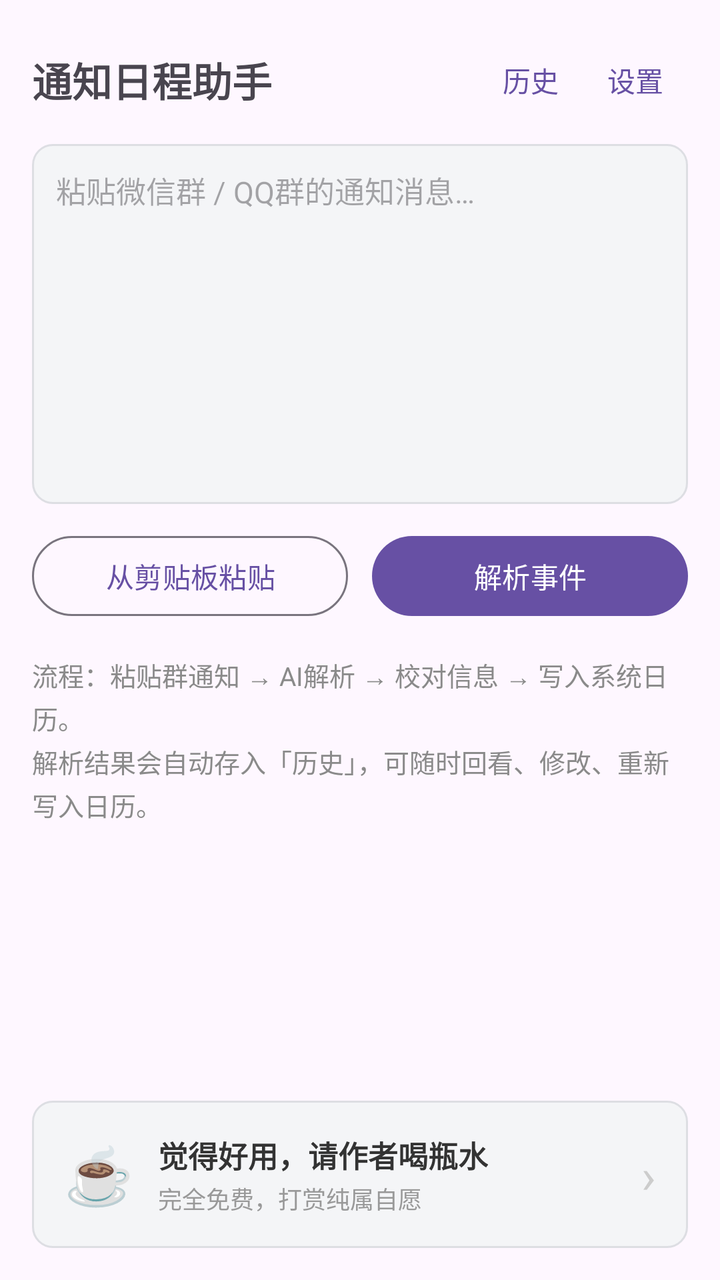
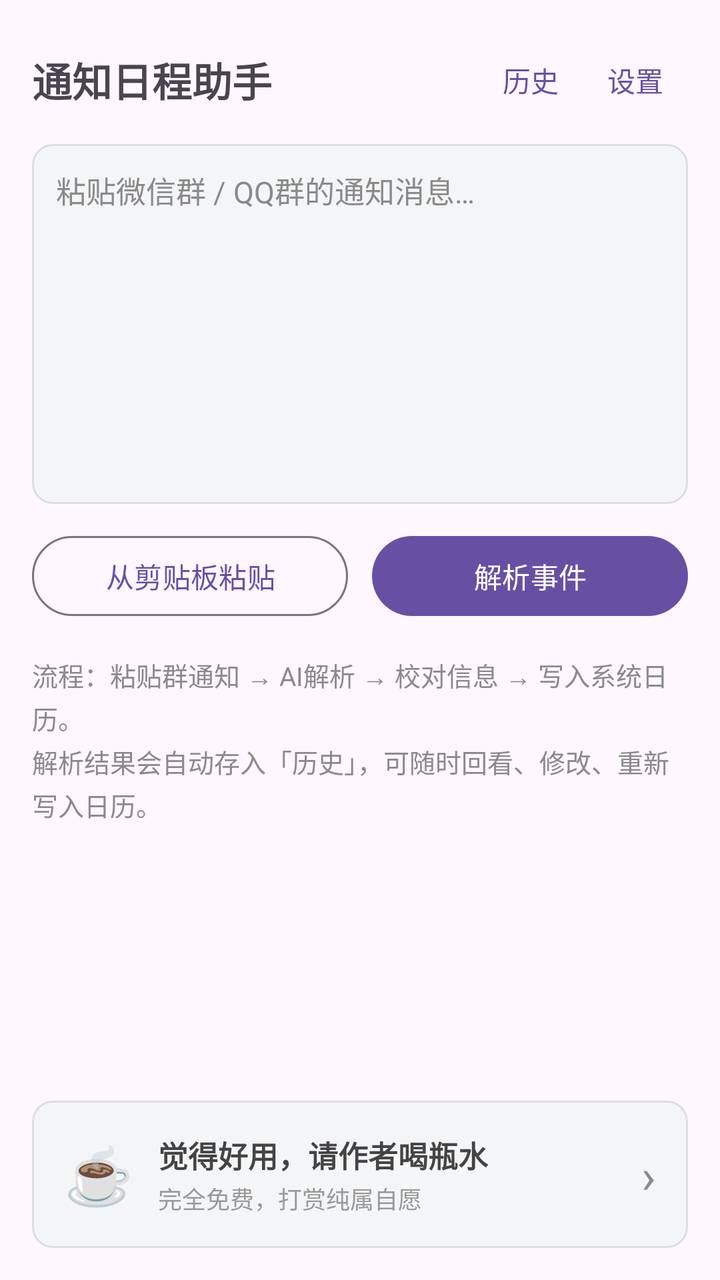

Before-and-after screenshots of an Android layout around one commit, followed by the original layout XML and the change that was made.
<!-- AndroidManifest.xml: application theme Theme.NoticeCal -->
<!-- res/layout/activity_main.xml -->
<?xml version="1.0" encoding="utf-8"?>
<LinearLayout xmlns:android="http://schemas.android.com/apk/res/android"
    android:layout_width="match_parent"
    android:layout_height="match_parent"
    android:orientation="vertical"
    android:padding="16dp">

    <LinearLayout
        android:layout_width="match_parent"
        android:layout_height="wrap_content"
        android:gravity="center_vertical"
        android:orientation="horizontal">

        <TextView
            android:layout_width="0dp"
            android:layout_height="wrap_content"
            android:layout_weight="1"
            android:text="@string/app_name"
            android:textSize="20sp"
            android:textStyle="bold" />

        <Button
            android:id="@+id/btn_history"
            style="@style/Widget.Material3.Button.TextButton"
            android:layout_width="wrap_content"
            android:layout_height="wrap_content"
            android:minWidth="0dp"
            android:text="历史" />

        <Button
            android:id="@+id/btn_settings"
            style="@style/Widget.Material3.Button.TextButton"
            android:layout_width="wrap_content"
            android:layout_height="wrap_content"
            android:minWidth="0dp"
            android:text="设置" />
    </LinearLayout>

    <EditText
        android:id="@+id/input"
        android:layout_width="match_parent"
        android:layout_height="180dp"
        android:layout_marginTop="8dp"
        android:background="@drawable/bg_input"
        android:gravity="top|start"
        android:hint="粘贴微信群 / QQ群的通知消息…"
        android:inputType="textMultiLine"
        android:padding="12dp"
        android:textSize="15sp" />

    <LinearLayout
        android:layout_width="match_parent"
        android:layout_height="wrap_content"
        android:layout_marginTop="12dp"
        android:orientation="horizontal">

        <Button
            android:id="@+id/btn_paste"
            style="@style/Widget.Material3.Button.OutlinedButton"
            android:layout_width="0dp"
            android:layout_height="wrap_content"
            android:layout_weight="1"
            android:text="从剪贴板粘贴" />

        <Button
            android:id="@+id/btn_parse"
            android:layout_width="0dp"
            android:layout_height="wrap_content"
            android:layout_marginStart="12dp"
            android:layout_weight="1"
            android:text="解析事件" />
    </LinearLayout>

    <ProgressBar
        android:id="@+id/progress"
        android:layout_width="wrap_content"
        android:layout_height="wrap_content"
        android:layout_gravity="center_horizontal"
        android:layout_marginTop="24dp"
        android:visibility="gone" />

    <TextView
        android:layout_width="match_parent"
        android:layout_height="wrap_content"
        android:layout_marginTop="16dp"
        android:lineSpacingExtra="3dp"
        android:text="@string/main_tip"
        android:textColor="@color/muted_text"
        android:textSize="13sp" />

    <Space
        android:layout_width="match_parent"
        android:layout_height="0dp"
        android:layout_weight="1" />

    <LinearLayout
        android:id="@+id/card_donate"
        android:layout_width="match_parent"
        android:layout_height="wrap_content"
        android:layout_marginTop="16dp"
        android:background="@drawable/bg_input"
        android:clickable="true"
        android:focusable="true"
        android:gravity="center_vertical"
        android:orientation="horizontal"
        android:padding="16dp">

        <TextView
            android:layout_width="wrap_content"
            android:layout_height="wrap_content"
            android:text="☕"
            android:textSize="28sp" />

        <LinearLayout
            android:layout_width="0dp"
            android:layout_height="wrap_content"
            android:layout_marginStart="12dp"
            android:layout_weight="1"
            android:orientation="vertical">

            <TextView
                android:layout_width="wrap_content"
                android:layout_height="wrap_content"
                android:text="觉得好用，请作者喝瓶水"
                android:textColor="#333333"
                android:textSize="15sp"
                android:textStyle="bold" />

            <TextView
                android:layout_width="wrap_content"
                android:layout_height="wrap_content"
                android:layout_marginTop="2dp"
                android:text="完全免费，打赏纯属自愿"
                android:textColor="#999999"
                android:textSize="12sp" />
        </LinearLayout>

        <TextView
            android:layout_width="wrap_content"
            android:layout_height="wrap_content"
            android:text="›"
            android:textColor="#cccccc"
            android:textSize="24sp" />
    </LinearLayout>

</LinearLayout>
<!-- resources referenced by this layout -->
<resources>
  <color name="muted_text">#8A8A8A</color>
  <!-- drawable bg_input (drawable) -->
  <?xml version="1.0" encoding="utf-8"?>
  <shape xmlns:android="http://schemas.android.com/apk/res/android"
      android:shape="rectangle">
      <solid android:color="@color/bg_fill" />
      <corners android:radius="10dp" />
      <stroke
          android:width="1dp"
          android:color="@color/bg_stroke" />
  </shape>
  <string name="app_name">通知日程助手</string>
  <string name="main_tip">流程：粘贴群通知 → AI解析 → 校对信息 → 写入系统日历。\n解析结果会自动存入「历史」，可随时回看、修改、重新写入日历。</string>
  <style name="Theme.NoticeCal" parent="Theme.Material3.DayNight.NoActionBar">
          <item name="colorPrimary">@color/theme_purple_primary</item>
          <item name="colorPrimaryDark">@color/theme_purple_dark</item>
          <item name="colorAccent">@color/theme_purple_primary</item>
          <item name="android:statusBarColor">@color/theme_purple_dark</item>
      </style>
  <color name="bg_fill">#F4F5F7</color>
  <color name="bg_stroke">#DDDEE3</color>
  <color name="theme_purple_primary">#6750A4</color>
  <color name="theme_purple_dark">#4F378B</color>
</resources>

<!-- the commit's change to res/layout/activity_main.xml (unified diff, before → after) -->
@@ -46,6 +46,8 @@
         android:hint="粘贴微信群 / QQ群的通知消息…"
         android:inputType="textMultiLine"
         android:padding="12dp"
+        android:textColor="@color/body_text"
+        android:textColorHint="@color/muted_text"
         android:textSize="15sp" />
 
     <LinearLayout
@@ -122,7 +124,7 @@
                 android:layout_width="wrap_content"
                 android:layout_height="wrap_content"
                 android:text="觉得好用，请作者喝瓶水"
-                android:textColor="#333333"
+                android:textColor="@color/body_text"
                 android:textSize="15sp"
                 android:textStyle="bold" />
 
@@ -131,7 +133,7 @@
                 android:layout_height="wrap_content"
                 android:layout_marginTop="2dp"
                 android:text="完全免费，打赏纯属自愿"
-                android:textColor="#999999"
+                android:textColor="@color/faint_text"
                 android:textSize="12sp" />
         </LinearLayout>
 
@@ -139,7 +141,7 @@
             android:layout_width="wrap_content"
             android:layout_height="wrap_content"
             android:text="›"
-            android:textColor="#cccccc"
+            android:textColor="@color/muted_text"
             android:textSize="24sp" />
     </LinearLayout>
 
<!-- resource entries referenced after the edit -->
@@ -1,5 +1,7 @@
 <!-- resources referenced by this layout -->
 <resources>
+  <color name="body_text">#444444</color>
+  <color name="faint_text">#999999</color>
   <color name="muted_text">#8A8A8A</color>
   <!-- drawable bg_input (drawable) -->
   <?xml version="1.0" encoding="utf-8"?>
